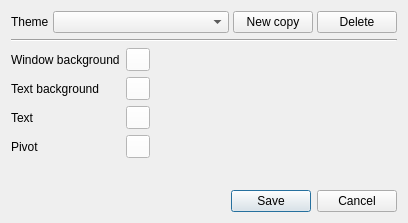
First picture: the form in app/src/styling/ccolorsdialog.ui, repository VioletGiraffe/FasterThanSight, before the edit.
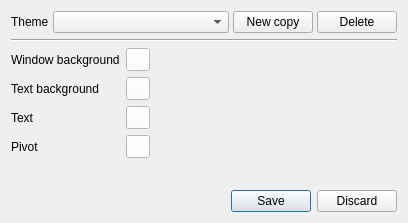
Second picture: the form after the edit.

What changed in the file:
```diff
--- a/app/src/styling/ccolorsdialog.ui
+++ b/app/src/styling/ccolorsdialog.ui
@@ -140,7 +140,7 @@
    <item>
     <widget class="QDialogButtonBox" name="buttonBox">
      <property name="standardButtons">
-      <set>QDialogButtonBox::Cancel|QDialogButtonBox::Save</set>
+      <set>QDialogButtonBox::Discard|QDialogButtonBox::Save</set>
      </property>
     </widget>
    </item>
```
